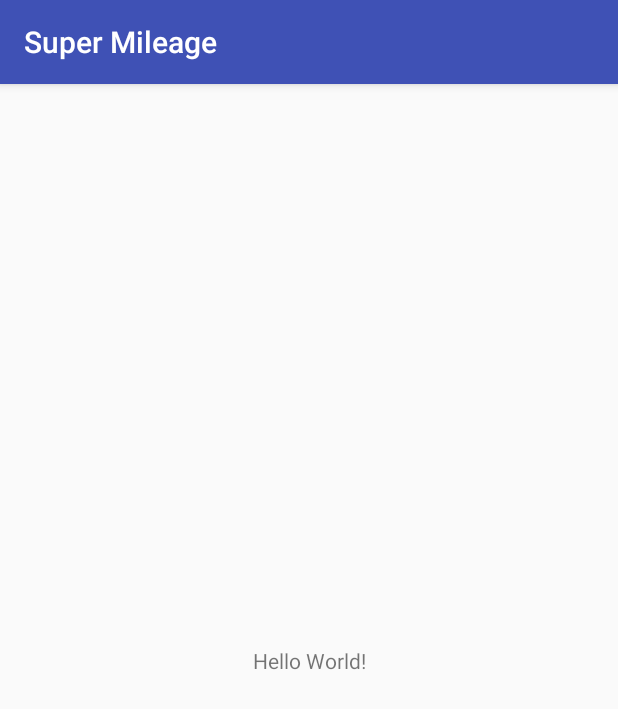
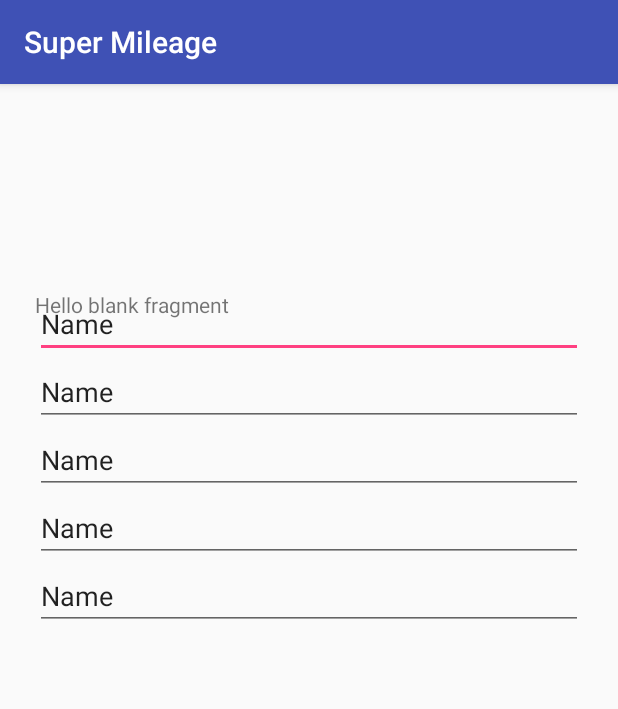
Before and after one commit to cole21771/MSOESuperMileageApp, an Android app: the screen it shows after launch (SetupActivity), on a phone screen of 412 x 824 dp. Shown: the top 709 px of the screen. Run offline under Robolectric (Android 15) with nearby library versions, the phone set to English and light mode, and no system bars.

Commit message:
Have a fragment loading into an activity

```diff
--- a/app/build.gradle
+++ b/app/build.gradle
@@ -26,5 +26,6 @@ dependencies {
     })
     compile 'com.android.support:appcompat-v7:26.+'
     compile 'com.android.support.constraint:constraint-layout:1.0.2'
+    compile 'com.android.support:support-v4:26.+'
     testCompile 'junit:junit:4.12'
 }
--- /dev/null
+++ b/app/src/main/java/msoe/supermileage/SelectServerFragment.java
@@ -0,0 +1,108 @@
+package msoe.supermileage;
+
+import android.content.Context;
+import android.net.Uri;
+import android.os.Bundle;
+import android.support.v4.app.Fragment;
+import android.view.LayoutInflater;
+import android.view.View;
+import android.view.ViewGroup;
+
+
+/**
+ * A simple {@link Fragment} subclass.
+ * Activities that contain this fragment must implement the
+ * {@link SelectServerFragment.OnFragmentInteractionListener} interface
+ * to handle interaction events.
+ * Use the {@link SelectServerFragment#newInstance} factory method to
+ * create an instance of this fragment.
+ */
+public class SelectServerFragment extends Fragment {
+    // TODO: Rename parameter arguments, choose names that match
+    // the fragment initialization parameters, e.g. ARG_ITEM_NUMBER
+    private static final String ARG_PARAM1 = "param1";
+    private static final String ARG_PARAM2 = "param2";
+
+    // TODO: Rename and change types of parameters
+    private String mParam1;
+    private String mParam2;
+
+    private OnFragmentInteractionListener mListener;
+
+    public SelectServerFragment() {
+        // Required empty public constructor
+    }
+
+    /**
+     * Use this factory method to create a new instance of
+     * this fragment using the provided parameters.
+     *
+     * @param param1 Parameter 1.
+     * @param param2 Parameter 2.
+     * @return A new instance of fragment SelectServerFragment.
+     */
+    // TODO: Rename and change types and number of parameters
+    public static SelectServerFragment newInstance(String param1, String param2) {
+        SelectServerFragment fragment = new SelectServerFragment();
+        Bundle args = new Bundle();
+        args.putString(ARG_PARAM1, param1);
+        args.putString(ARG_PARAM2, param2);
+        fragment.setArguments(args);
+        return fragment;
+    }
+
+    @Override
+    public void onCreate(Bundle savedInstanceState) {
+        super.onCreate(savedInstanceState);
+        if (getArguments() != null) {
+            mParam1 = getArguments().getString(ARG_PARAM1);
+            mParam2 = getArguments().getString(ARG_PARAM2);
+        }
+    }
+
+    @Override
+    public View onCreateView(LayoutInflater inflater, ViewGroup container,
+                             Bundle savedInstanceState) {
+        // Inflate the layout for this fragment
+        return inflater.inflate(R.layout.fragment_select_server, container, false);
+    }
+
+    // TODO: Rename method, update argument and hook method into UI event
+    public void onButtonPressed(Uri uri) {
+        if (mListener != null) {
+            mListener.onFragmentInteraction(uri);
+        }
+    }
+
+    @Override
+    public void onAttach(Context context) {
+        super.onAttach(context);
+        if (context instanceof OnFragmentInteractionListener) {
+            mListener = (OnFragmentInteractionListener) context;
+        } else {
+            throw new RuntimeException(context.toString()
+                    + " must implement OnFragmentInteractionListener");
+        }
+    }
+
+    @Override
+    public void onDetach() {
+        super.onDetach();
+        mListener = null;
+    }
+
+    /**
+     * This interface must be implemented by activities that contain this
+     * fragment to allow an interaction in this fragment to be communicated
+     * to the activity and potentially other fragments contained in that
+     * activity.
+     * <p>
+     * See the Android Training lesson <a href=
+     * "http://developer.android.com/training/basics/fragments/communicating.html"
+     * >Communicating with Other Fragments</a> for more information.
+     */
+    public interface OnFragmentInteractionListener {
+        // TODO: Update argument type and name
+        void onFragmentInteraction(Uri uri);
+    }
+}
--- a/app/src/main/java/msoe/supermileage/SetupActivity.java
+++ b/app/src/main/java/msoe/supermileage/SetupActivity.java
@@ -1,13 +1,44 @@
 package msoe.supermileage;
 
+import android.net.Uri;
 import android.support.v7.app.AppCompatActivity;
 import android.os.Bundle;
 
-public class SetupActivity extends AppCompatActivity {
+public class SetupActivity
+        extends AppCompatActivity
+        implements SelectServerFragment.OnFragmentInteractionListener {
 
     @Override
     protected void onCreate(Bundle savedInstanceState) {
         super.onCreate(savedInstanceState);
         setContentView(R.layout.activity_setup);
+
+        if (findViewById(R.id.fragment_container) == null) {
+            // shouldn't happen
+        } else {
+            if (savedInstanceState == null) {
+                // create a fragment and load it to container
+                SelectServerFragment fragment = new SelectServerFragment();
+
+                // because this was started from an intent
+                fragment.setArguments(getIntent().getExtras());
+
+                // add home to the container
+                getSupportFragmentManager()
+                        .beginTransaction()
+                        .add(
+                                R.id.fragment_container,
+                                fragment
+                        )
+                        .commit();
+            } else {
+                // being restored from previous state
+            }
+        }
+    }
+
+    @Override
+    public void onFragmentInteraction(Uri uri) {
+        // ignored
     }
 }
--- a/app/src/main/res/layout/activity_setup.xml
+++ b/app/src/main/res/layout/activity_setup.xml
@@ -6,13 +6,19 @@
     android:layout_height="match_parent"
     tools:context="msoe.supermileage.SetupActivity">
 
-    <TextView
-        android:layout_width="wrap_content"
-        android:layout_height="wrap_content"
-        android:text="Hello World!"
+    <FrameLayout
+        android:id="@+id/fragment_container"
+        android:layout_width="365dp"
+        android:layout_height="493dp"
+        android:layout_marginBottom="8dp"
+        android:layout_marginLeft="8dp"
+        android:layout_marginRight="8dp"
+        android:layout_marginTop="8dp"
         app:layout_constraintBottom_toBottomOf="parent"
         app:layout_constraintLeft_toLeftOf="parent"
         app:layout_constraintRight_toRightOf="parent"
-        app:layout_constraintTop_toTopOf="parent" />
+        app:layout_constraintTop_toTopOf="parent">
+
+    </FrameLayout>
 
 </android.support.constraint.ConstraintLayout>
--- /dev/null
+++ b/app/src/main/res/layout/fragment_select_server.xml
@@ -0,0 +1,59 @@
+<FrameLayout xmlns:android="http://schemas.android.com/apk/res/android"
+    xmlns:tools="http://schemas.android.com/tools"
+    android:layout_width="match_parent"
+    android:layout_height="match_parent"
+    tools:context="msoe.supermileage.SelectServerFragment">
+
+    <!-- TODO: Update blank fragment layout -->
+    <TextView
+        android:layout_width="match_parent"
+        android:layout_height="match_parent"
+        android:text="@string/hello_blank_fragment" />
+
+    <LinearLayout
+        android:layout_width="match_parent"
+        android:layout_height="match_parent"
+        android:orientation="vertical">
+
+        <EditText
+            android:id="@+id/editText"
+            android:layout_width="match_parent"
+            android:layout_height="wrap_content"
+            android:ems="10"
+            android:inputType="textPersonName"
+            android:text="Name" />
+
+        <EditText
+            android:id="@+id/editText2"
+            android:layout_width="match_parent"
+            android:layout_height="wrap_content"
+            android:ems="10"
+            android:inputType="textPersonName"
+            android:text="Name" />
+
+        <EditText
+            android:id="@+id/editText3"
+            android:layout_width="match_parent"
+            android:layout_height="wrap_content"
+            android:ems="10"
+            android:inputType="textPersonName"
+            android:text="Name" />
+
+        <EditText
+            android:id="@+id/editText4"
+            android:layout_width="match_parent"
+            android:layout_height="wrap_content"
+            android:ems="10"
+            android:inputType="textPersonName"
+            android:text="Name" />
+
+        <EditText
+            android:id="@+id/editText5"
+            android:layout_width="match_parent"
+            android:layout_height="wrap_content"
+            android:ems="10"
+            android:inputType="textPersonName"
+            android:text="Name" />
+    </LinearLayout>
+
+</FrameLayout>
--- a/app/src/main/res/values/strings.xml
+++ b/app/src/main/res/values/strings.xml
@@ -1,3 +1,6 @@
 <resources>
     <string name="app_name">Super Mileage</string>
+
+    <!-- TODO: Remove or change this placeholder text -->
+    <string name="hello_blank_fragment">Hello blank fragment</string>
 </resources>
```
